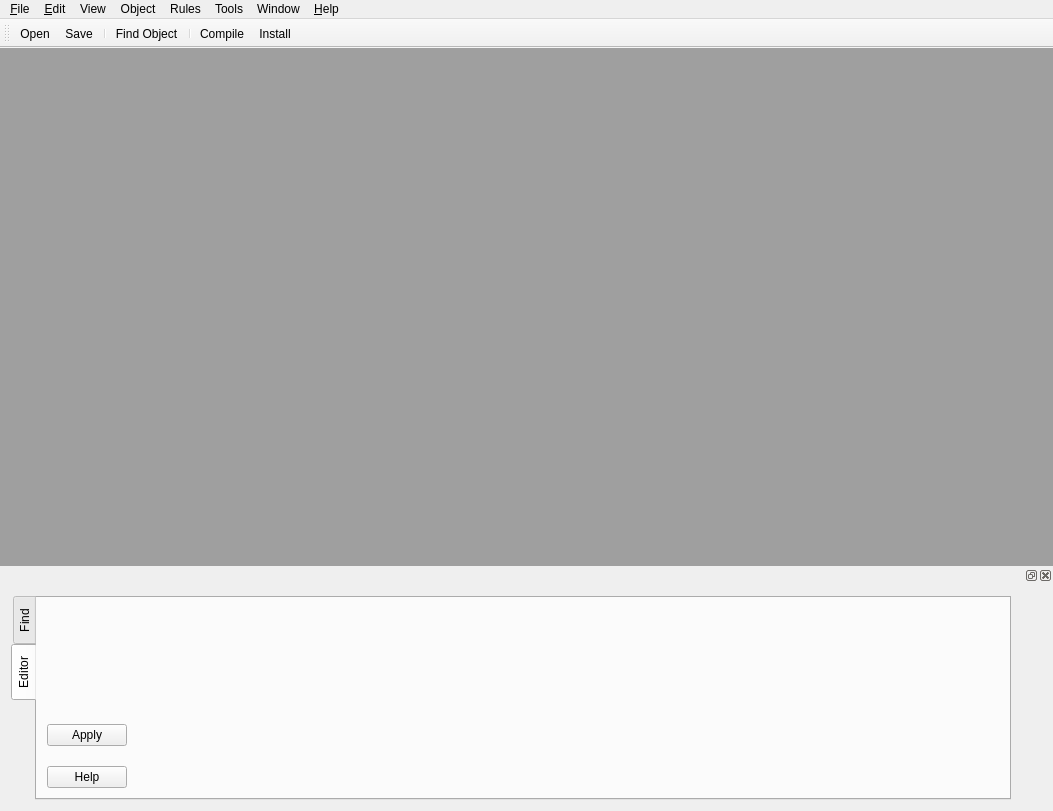
fwbuilder/fwbuilder, file src/gui/FWBMainWindow_q.ui: the form before one commit.
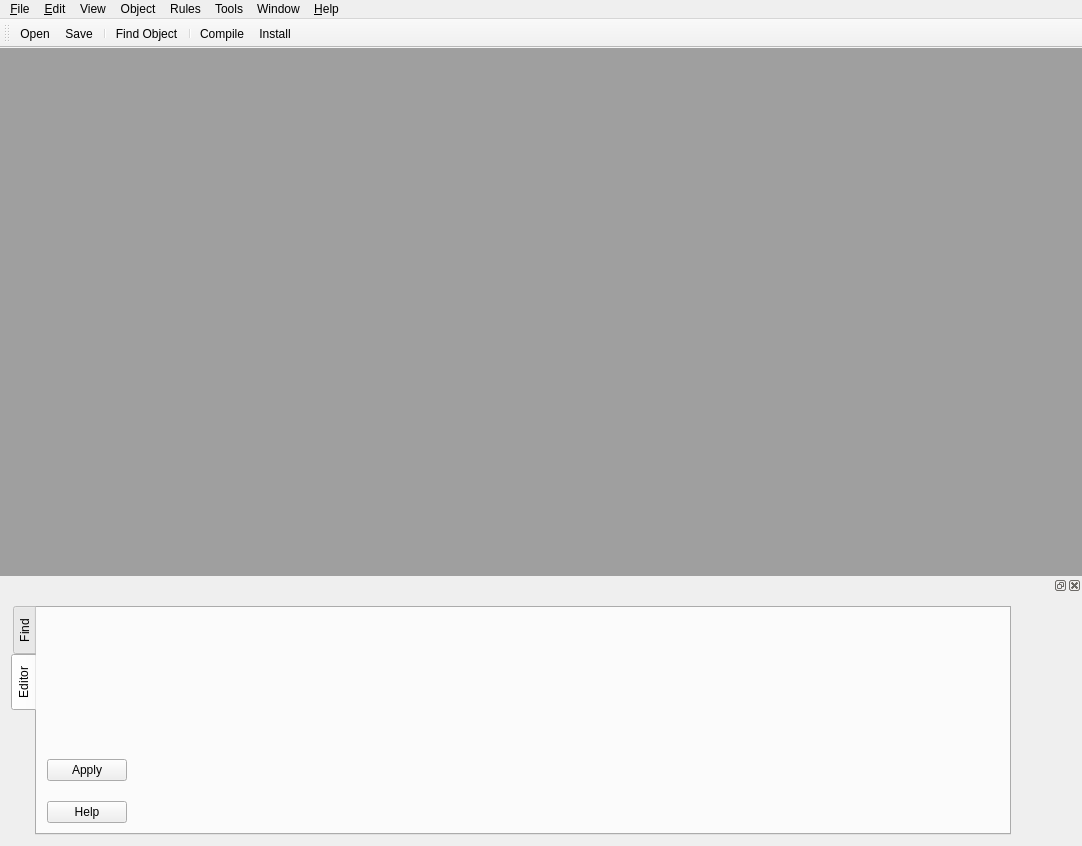
The form after the commit. Icons and pictures are not drawn. Custom widgets are drawn as their Qt base class.

Commit message: layout adjustments on Linux

Patch:
```diff
--- a/src/gui/FWBMainWindow_q.ui
+++ b/src/gui/FWBMainWindow_q.ui
@@ -4,12 +4,12 @@
   <property name="enabled" >
    <bool>true</bool>
   </property>
-  <property name="geometry" >
+  <property name="geometry">
    <rect>
     <x>0</x>
     <y>0</y>
-    <width>1053</width>
-    <height>811</height>
+    <width>1082</width>
+    <height>846</height>
    </rect>
   </property>
   <property name="sizePolicy" >
@@ -31,258 +31,230 @@
    <iconset resource="MainRes.qrc" >
     <normaloff>:/Images/fwbuilder3.png</normaloff>:/Images/fwbuilder3.png</iconset>
   </property>
-  <widget class="QWidget" name="widget" >
-   <layout class="QGridLayout" name="gridLayout" >
-    <property name="verticalSpacing" >
+  <widget class="QWidget" name="widget">
+   <layout class="QGridLayout" name="gridLayout_3">
+    <property name="verticalSpacing">
      <number>0</number>
     </property>
-    <property name="margin" >
+    <property name="margin">
      <number>0</number>
     </property>
-    <item row="0" column="0" >
-     <widget class="QMdiArea" name="m_space" />
+    <item row="0" column="0">
+     <widget class="QMdiArea" name="m_space"/>
     </item>
-    <item row="1" column="0" >
-     <widget class="ObjectEditorDockWidget" name="editorDockWidget" >
-      <property name="sizePolicy" >
-       <sizepolicy vsizetype="Fixed" hsizetype="Preferred" >
+    <item row="1" column="0">
+     <widget class="ObjectEditorDockWidget" name="editorDockWidget">
+      <property name="sizePolicy">
+       <sizepolicy hsizetype="Preferred" vsizetype="Preferred">
         <horstretch>0</horstretch>
         <verstretch>0</verstretch>
        </sizepolicy>
       </property>
-      <property name="allowedAreas" >
+      <property name="maximumSize">
+       <size>
+        <width>524287</width>
+        <height>270</height>
+       </size>
+      </property>
+      <property name="allowedAreas">
        <set>Qt::BottomDockWidgetArea</set>
       </property>
-      <widget class="QWidget" name="dockWidgetContents" >
-       <layout class="QGridLayout" name="gridLayout_4" >
-        <item row="0" column="0" >
-         <widget class="QScrollArea" name="scrollArea" >
-          <property name="sizePolicy" >
-           <sizepolicy vsizetype="Expanding" hsizetype="MinimumExpanding" >
+      <widget class="QWidget" name="dockWidgetContents">
+       <layout class="QGridLayout" name="gridLayout">
+        <item row="0" column="0">
+         <widget class="QTabWidget" name="editorPanelTabWidget">
+          <property name="sizePolicy">
+           <sizepolicy hsizetype="Fixed" vsizetype="Preferred">
             <horstretch>0</horstretch>
             <verstretch>0</verstretch>
            </sizepolicy>
           </property>
-          <property name="minimumSize" >
+          <property name="minimumSize">
            <size>
-            <width>1020</width>
-            <height>0</height>
+            <width>1000</width>
+            <height>200</height>
            </size>
           </property>
-          <property name="frameShape" >
-           <enum>QFrame::NoFrame</enum>
+          <property name="maximumSize">
+           <size>
+            <width>1000</width>
+            <height>1000</height>
+           </size>
           </property>
-          <property name="verticalScrollBarPolicy" >
-           <enum>Qt::ScrollBarAlwaysOff</enum>
+          <property name="tabPosition">
+           <enum>QTabWidget::West</enum>
           </property>
-          <property name="widgetResizable" >
-           <bool>true</bool>
+          <property name="currentIndex">
+           <number>1</number>
           </property>
-          <widget class="QWidget" name="scrollAreaWidgetContents" >
-           <property name="geometry" >
-            <rect>
-             <x>0</x>
-             <y>0</y>
-             <width>1029</width>
-             <height>204</height>
-            </rect>
-           </property>
-           <layout class="QGridLayout" name="gridLayout_3" >
-            <property name="margin" >
+          <widget class="QWidget" name="tab_find">
+           <attribute name="title">
+            <string>Find</string>
+           </attribute>
+           <layout class="QGridLayout" name="gridLayout_2">
+            <item row="0" column="0">
+             <widget class="QFrame" name="auxiliaryPanel">
+              <property name="sizePolicy">
+               <sizepolicy hsizetype="Minimum" vsizetype="Minimum">
+                <horstretch>0</horstretch>
+                <verstretch>0</verstretch>
+               </sizepolicy>
+              </property>
+              <property name="minimumSize">
+               <size>
+                <width>0</width>
+                <height>160</height>
+               </size>
+              </property>
+              <property name="maximumSize">
+               <size>
+                <width>32767</width>
+                <height>32767</height>
+               </size>
+              </property>
+              <property name="frameShape">
+               <enum>QFrame::NoFrame</enum>
+              </property>
+              <property name="frameShadow">
+               <enum>QFrame::Plain</enum>
+              </property>
+              <layout class="QHBoxLayout" name="_3">
+               <property name="spacing">
+                <number>0</number>
+               </property>
+               <property name="margin">
+                <number>11</number>
+               </property>
+              </layout>
+             </widget>
+            </item>
+           </layout>
+          </widget>
+          <widget class="QWidget" name="tab_editor">
+           <attribute name="title">
+            <string>Editor</string>
+           </attribute>
+           <layout class="QGridLayout" name="gridLayout_5">
+            <property name="margin">
              <number>0</number>
             </property>
-            <item row="0" column="0" >
-             <widget class="QTabWidget" name="editorPanelTabWidget" >
-              <property name="sizePolicy" >
-               <sizepolicy vsizetype="Preferred" hsizetype="Fixed" >
+            <property name="horizontalSpacing">
+             <number>-1</number>
+            </property>
+            <item row="0" column="0">
+             <layout class="QVBoxLayout" name="verticalLayout">
+              <property name="spacing">
+               <number>20</number>
+              </property>
+              <property name="leftMargin">
+               <number>10</number>
+              </property>
+              <property name="rightMargin">
+               <number>10</number>
+              </property>
+              <property name="bottomMargin">
+               <number>10</number>
+              </property>
+              <item>
+               <spacer name="verticalSpacer">
+                <property name="orientation">
+                 <enum>Qt::Vertical</enum>
+                </property>
+                <property name="sizeHint" stdset="0">
+                 <size>
+                  <width>63</width>
+                  <height>28</height>
+                 </size>
+                </property>
+               </spacer>
+              </item>
+              <item>
+               <widget class="QPushButton" name="applyObjectEditorButton">
+                <property name="sizePolicy">
+                 <sizepolicy hsizetype="Fixed" vsizetype="Fixed">
+                  <horstretch>0</horstretch>
+                  <verstretch>0</verstretch>
+                 </sizepolicy>
+                </property>
+                <property name="minimumSize">
+                 <size>
+                  <width>0</width>
+                  <height>0</height>
+                 </size>
+                </property>
+                <property name="text">
+                 <string>Apply</string>
+                </property>
+               </widget>
+              </item>
+              <item>
+               <widget class="QPushButton" name="helpObjectEditorButton">
+                <property name="text">
+                 <string>Help</string>
+                </property>
+               </widget>
+              </item>
+             </layout>
+            </item>
+            <item row="0" column="1">
+             <widget class="QStackedWidget" name="objectEditorStack">
+              <property name="sizePolicy">
+               <sizepolicy hsizetype="Preferred" vsizetype="Preferred">
                 <horstretch>0</horstretch>
                 <verstretch>0</verstretch>
                </sizepolicy>
               </property>
-              <property name="minimumSize" >
+              <property name="minimumSize">
                <size>
-                <width>1000</width>
-                <height>0</height>
+                <width>200</width>
+                <height>200</height>
                </size>
               </property>
               <property name="maximumSize" >
                <size>
-                <width>1000</width>
-                <height>1000</height>
+                <width>16777215</width>
+                <height>1677721</height>
                </size>
               </property>
-              <property name="tabPosition" >
-               <enum>QTabWidget::West</enum>
+              <property name="focusPolicy">
+               <enum>Qt::StrongFocus</enum>
               </property>
-              <property name="currentIndex" >
-               <number>1</number>
+              <property name="frameShape">
+               <enum>QFrame::NoFrame</enum>
               </property>
-              <widget class="QWidget" name="tab_find" >
-               <attribute name="title" >
-                <string>Find</string>
-               </attribute>
-               <layout class="QGridLayout" name="gridLayout_2" >
-                <item row="0" column="0" >
-                 <widget class="QFrame" name="auxiliaryPanel" >
-                  <property name="sizePolicy" >
-                   <sizepolicy vsizetype="Minimum" hsizetype="Minimum" >
-                    <horstretch>0</horstretch>
-                    <verstretch>0</verstretch>
-                   </sizepolicy>
-                  </property>
-                  <property name="minimumSize" >
-                   <size>
-                    <width>0</width>
-                    <height>160</height>
-                   </size>
-                  </property>
-                  <property name="maximumSize" >
-                   <size>
-                    <width>32767</width>
-                    <height>32767</height>
-                   </size>
-                  </property>
-                  <property name="frameShape" >
-                   <enum>QFrame::NoFrame</enum>
-                  </property>
-                  <property name="frameShadow" >
-                   <enum>QFrame::Plain</enum>
-                  </property>
-                  <layout class="QHBoxLayout" name="_3" >
-                   <property name="spacing" >
-                    <number>0</number>
-                   </property>
-                   <property name="margin" >
-                    <number>11</number>
-                   </property>
-                  </layout>
-                 </widget>
-                </item>
-               </layout>
-              </widget>
-              <widget class="QWidget" name="tab_editor" >
-               <attribute name="title" >
-                <string>Editor</string>
-               </attribute>
-               <layout class="QGridLayout" name="gridLayout_5" >
-                <property name="margin" >
-                 <number>0</number>
-                </property>
-                <item row="0" column="0" >
-                 <layout class="QVBoxLayout" name="verticalLayout" >
-                  <property name="spacing" >
-                   <number>20</number>
-                  </property>
-                  <property name="leftMargin" >
-                   <number>10</number>
-                  </property>
-                  <property name="bottomMargin" >
-                   <number>10</number>
-                  </property>
-                  <item>
-                   <spacer name="verticalSpacer" >
-                    <property name="orientation" >
-                     <enum>Qt::Vertical</enum>
-                    </property>
-                    <property name="sizeHint" stdset="0" >
-                     <size>
-                      <width>63</width>
-                      <height>28</height>
-                     </size>
-                    </property>
-                   </spacer>
-                  </item>
-                  <item>
-                   <widget class="QPushButton" name="applyObjectEditorButton" >
-                    <property name="sizePolicy" >
-                     <sizepolicy vsizetype="Fixed" hsizetype="Fixed" >
-                      <horstretch>0</horstretch>
-                      <verstretch>0</verstretch>
-                     </sizepolicy>
-                    </property>
-                    <property name="minimumSize" >
-                     <size>
-                      <width>0</width>
-                      <height>0</height>
-                     </size>
-                    </property>
-                    <property name="text" >
-                     <string>Apply</string>
-                    </property>
-                   </widget>
-                  </item>
-                  <item>
-                   <widget class="QPushButton" name="helpObjectEditorButton" >
-                    <property name="text" >
-                     <string>Help</string>
-                    </property>
-                   </widget>
-                  </item>
-                 </layout>
-                </item>
-                <item row="0" column="1" >
-                 <widget class="QStackedWidget" name="objectEditorStack" >
-                  <property name="sizePolicy" >
-                   <sizepolicy vsizetype="Preferred" hsizetype="Preferred" >
-                    <horstretch>0</horstretch>
-                    <verstretch>0</verstretch>
-                   </sizepolicy>
-                  </property>
-                  <property name="minimumSize" >
-                   <size>
-                    <width>200</width>
-                    <height>200</height>
-                   </size>
-                  </property>
-                  <property name="maximumSize" >
-                   <size>
-                    <width>16777215</width>
-                    <height>1677721</height>
-                   </size>
-                  </property>
-                  <property name="focusPolicy" >
-                   <enum>Qt::StrongFocus</enum>
-                  </property>
-                  <property name="frameShape" >
-                   <enum>QFrame::NoFrame</enum>
-                  </property>
-                  <widget class="QWidget" name="WStackPage" >
-                   <property name="sizePolicy" >
-                    <sizepolicy vsizetype="Minimum" hsizetype="Preferred" >
-                     <horstretch>0</horstretch>
-                     <verstretch>0</verstretch>
-                    </sizepolicy>
-                   </property>
-                   <property name="maximumSize" >
-                    <size>
-                     <width>16777215</width>
-                     <height>250</height>
-                    </size>
-                   </property>
-                  </widget>
-                 </widget>
-                </item>
-               </layout>
+              <widget class="QWidget" name="WStackPage">
+               <property name="sizePolicy">
+                <sizepolicy hsizetype="Preferred" vsizetype="Minimum">
+                 <horstretch>0</horstretch>
+                 <verstretch>0</verstretch>
+                </sizepolicy>
+               </property>
+               <property name="maximumSize">
+                <size>
+                 <width>16777215</width>
+                 <height>250</height>
+                </size>
+               </property>
               </widget>
              </widget>
             </item>
-            <item row="0" column="1" >
-             <spacer name="horizontalSpacer" >
-              <property name="orientation" >
-               <enum>Qt::Horizontal</enum>
-              </property>
-              <property name="sizeHint" stdset="0" >
-               <size>
-                <width>16</width>
-                <height>20</height>
-               </size>
-              </property>
-             </spacer>
-            </item>
            </layout>
           </widget>
          </widget>
         </item>
+        <item row="0" column="1">
+         <spacer name="horizontalSpacer">
+          <property name="orientation">
+           <enum>Qt::Horizontal</enum>
+          </property>
+          <property name="sizeHint" stdset="0">
+           <size>
+            <width>55</width>
+            <height>20</height>
+           </size>
+          </property>
+         </spacer>
+        </item>
        </layout>
       </widget>
      </widget>
@@ -299,25 +271,25 @@
    <attribute name="toolBarBreak" >
     <bool>false</bool>
    </attribute>
-   <addaction name="toolbarFileOpen" />
-   <addaction name="toolbarFileSave" />
-   <addaction name="separator" />
-   <addaction name="findAction" />
-   <addaction name="separator" />
-   <addaction name="compileAction" />
-   <addaction name="installAction" />
+   <addaction name="toolbarFileOpen"/>
+   <addaction name="toolbarFileSave"/>
+   <addaction name="separator"/>
+   <addaction name="findAction"/>
+   <addaction name="separator"/>
+   <addaction name="compileAction"/>
+   <addaction name="installAction"/>
   </widget>
-  <widget class="QMenuBar" name="MenuBar" >
-   <property name="geometry" >
+  <widget class="QMenuBar" name="MenuBar">
+   <property name="geometry">
     <rect>
      <x>0</x>
      <y>0</y>
-     <width>1053</width>
-     <height>22</height>
+     <width>1082</width>
+     <height>26</height>
     </rect>
    </property>
-   <widget class="QMenu" name="editMenu" >
-    <property name="title" >
+   <widget class="QMenu" name="editMenu">
+    <property name="title">
      <string>&amp;Edit</string>
     </property>
     <addaction name="editUndoAction" />
@@ -331,8 +303,8 @@
     <addaction name="separator" />
     <addaction name="editPrefsAction" />
    </widget>
-   <widget class="QMenu" name="ObjectMenu" >
-    <property name="title" >
+   <widget class="QMenu" name="ObjectMenu">
+    <property name="title">
      <string>Object</string>
     </property>
     <addaction name="newObjectAction" />
@@ -341,15 +313,15 @@
     <addaction name="ObjectLockAction" />
     <addaction name="ObjectUnlockAction" />
    </widget>
-   <widget class="QMenu" name="toolsMenu" >
-    <property name="title" >
+   <widget class="QMenu" name="toolsMenu">
+    <property name="title">
      <string>Tools</string>
     </property>
     <addaction name="fileCompareAction" />
     <addaction name="DiscoveryDruidAction" />
    </widget>
-   <widget class="QMenu" name="helpMenu" >
-    <property name="title" >
+   <widget class="QMenu" name="helpMenu">
+    <property name="title">
      <string>&amp;Help</string>
     </property>
     <addaction name="helpAboutAction" />
@@ -357,8 +329,8 @@
     <addaction name="helpAction" />
     <addaction name="release_Notes_Action" />
    </widget>
-   <widget class="QMenu" name="RulesMenu" >
-    <property name="title" >
+   <widget class="QMenu" name="RulesMenu">
+    <property name="title">
      <string>Rules</string>
     </property>
     <addaction name="insertRuleAction" />
@@ -374,8 +346,8 @@
     <addaction name="compileAction" />
     <addaction name="installAction" />
    </widget>
-   <widget class="QMenu" name="fileMenu" >
-    <property name="title" >
+   <widget class="QMenu" name="fileMenu">
+    <property name="title">
      <string>&amp;File</string>
     </property>
     <widget class="QMenu" name="menuOpen_Recent" >
@@ -405,26 +377,26 @@
     <addaction name="separator" />
     <addaction name="fileExitAction" />
    </widget>
-   <widget class="QMenu" name="menuWindow" >
-    <property name="title" >
+   <widget class="QMenu" name="menuWindow">
+    <property name="title">
      <string>Window</string>
     </property>
    </widget>
-   <widget class="QMenu" name="viewMenu" >
-    <property name="title" >
+   <widget class="QMenu" name="viewMenu">
+    <property name="title">
      <string>View</string>
     </property>
     <addaction name="actionObject_Tree" />
     <addaction name="actionEditor_panel" />
    </widget>
-   <addaction name="fileMenu" />
-   <addaction name="editMenu" />
-   <addaction name="viewMenu" />
-   <addaction name="ObjectMenu" />
-   <addaction name="RulesMenu" />
-   <addaction name="toolsMenu" />
-   <addaction name="menuWindow" />
-   <addaction name="helpMenu" />
+   <addaction name="fileMenu"/>
+   <addaction name="editMenu"/>
+   <addaction name="viewMenu"/>
+   <addaction name="ObjectMenu"/>
+   <addaction name="RulesMenu"/>
+   <addaction name="toolsMenu"/>
+   <addaction name="menuWindow"/>
+   <addaction name="helpMenu"/>
   </widget>
   <action name="fileNewAction" >
    <property name="enabled" >
@@ -1017,7 +989,7 @@
    </property>
   </action>
  </widget>
- <layoutdefault spacing="0" margin="11" />
+ <layoutdefault spacing="0" margin="11"/>
  <customwidgets>
   <customwidget>
    <class>ObjectEditorDockWidget</class>
```
Left out of the diff: 779 changed lines with no effect on the pictures. The commit also changes 3 other files.
